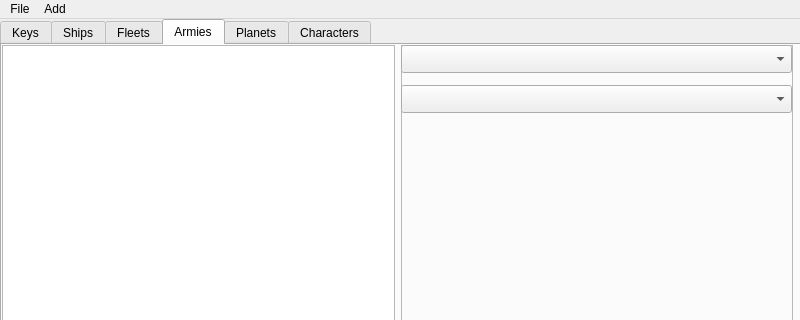
Before: the Qt Designer form mainwindow.ui in jasonjk192/nameListMaker, drawn with Qt 5; both pictures show x 0 to 800 and y 0 to 320 of the 800 by 600 pixel window.
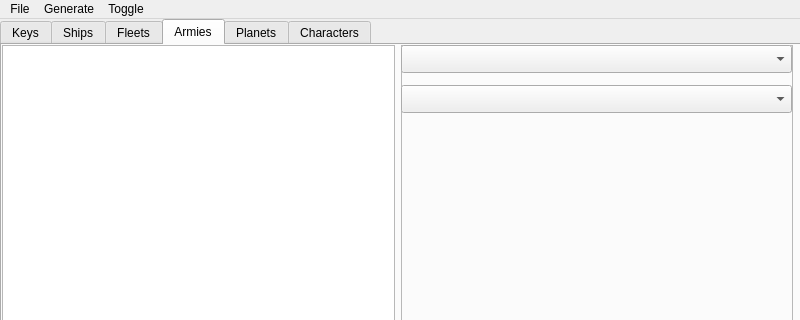
After: the same form once the commit is applied.

Commit message:
Generate and save localization keys
-Now keys can be auto-generated and saved to .yml
-Still needs adjustment to ignore certain values like weight, alias and names category

```diff
--- a/mainwindow.ui
+++ b/mainwindow.ui
@@ -390,13 +390,21 @@
    </widget>
    <widget class="QMenu" name="menuAdd">
     <property name="title">
-     <string>Add</string>
+     <string>Generate</string>
     </property>
     <addaction name="actionName"/>
     <addaction name="actionCategories"/>
+    <addaction name="actionLocalization_Keys"/>
+   </widget>
+   <widget class="QMenu" name="menuToggle">
+    <property name="title">
+     <string>Toggle</string>
+    </property>
+    <addaction name="actionToggle_Localization_Keys"/>
    </widget>
    <addaction name="menuFile"/>
    <addaction name="menuAdd"/>
+   <addaction name="menuToggle"/>
   </widget>
   <widget class="QStatusBar" name="statusbar"/>
   <action name="actionOpen_Name_List">
```
Left out of the diff: 13 changed lines with no effect on the pictures. The commit also changes 14 other files.
